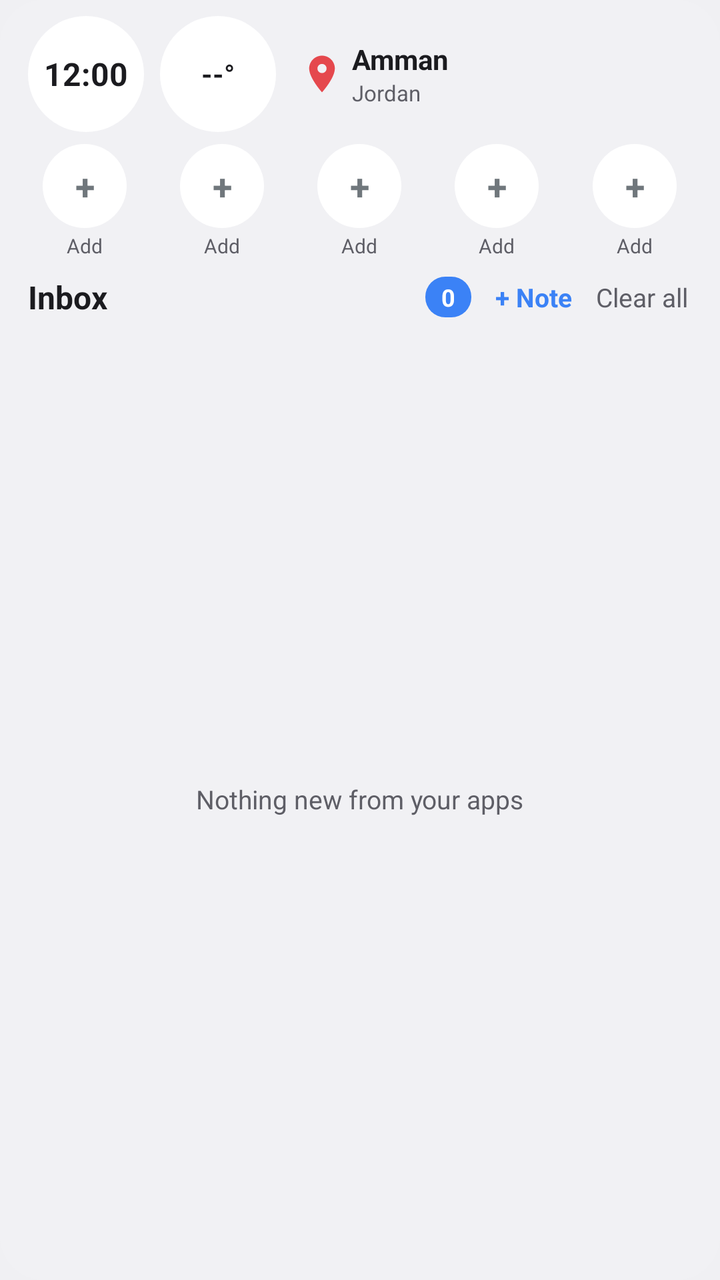
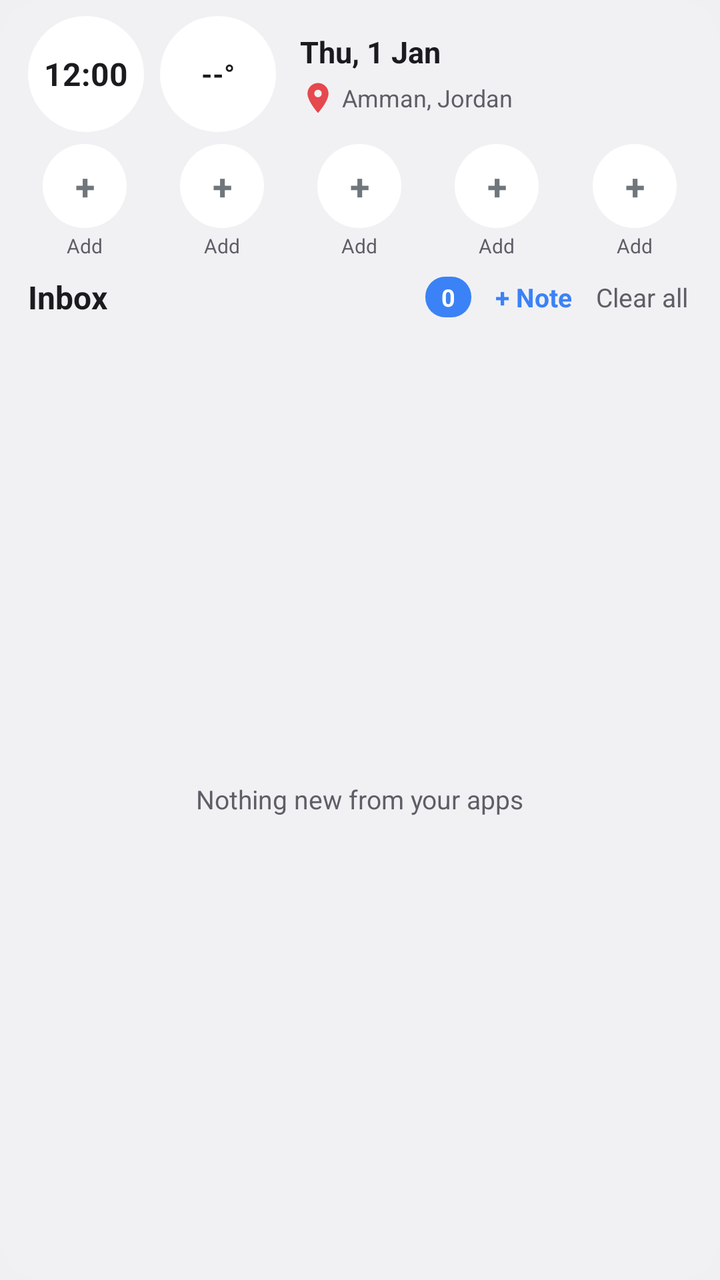

Before-and-after screenshots of an Android layout around one commit, followed by the original layout XML and the change that was made.
<!-- AndroidManifest.xml: application theme NtTheme -->
<!-- res/layout/widget_tiles.xml -->
<?xml version="1.0" encoding="utf-8"?>
<LinearLayout xmlns:android="http://schemas.android.com/apk/res/android"
    android:id="@+id/root"
    android:layout_width="match_parent"
    android:layout_height="match_parent"
    android:background="@drawable/nt_widget_bg"
    android:orientation="vertical"
    android:padding="8dp">


    <LinearLayout
        android:layout_width="match_parent"
        android:layout_height="wrap_content"
        android:gravity="center_vertical"
        android:orientation="horizontal"
        android:paddingStart="6dp"
        android:paddingEnd="6dp"
        android:paddingBottom="6dp">

        <TextClock
            android:id="@+id/wclock"
            android:layout_width="58dp"
            android:layout_height="58dp"
            android:background="@drawable/nt_circle_bg"
            android:format12Hour="h:mm"
            android:format24Hour="HH:mm"
            android:gravity="center"
            android:textColor="@color/nt_text"
            android:textSize="16sp"
            android:textStyle="bold" />

        <TextView
            android:id="@+id/wweather"
            android:layout_width="58dp"
            android:layout_height="58dp"
            android:layout_marginStart="8dp"
            android:background="@drawable/nt_circle_bg"
            android:gravity="center"
            android:text="--°"
            android:textColor="@color/nt_text"
            android:textSize="14sp"
            android:textStyle="bold" />

        <ImageView
            android:id="@+id/wpin"
            android:layout_width="22dp"
            android:layout_height="22dp"
            android:layout_marginStart="12dp"
            android:src="@drawable/ic_pin" />

        <LinearLayout
            android:layout_width="0dp"
            android:layout_height="wrap_content"
            android:layout_marginStart="4dp"
            android:layout_weight="1"
            android:orientation="vertical">

            <TextView
                android:layout_width="wrap_content"
                android:layout_height="wrap_content"
                android:text="Amman"
                android:textColor="@color/nt_text"
                android:textSize="14sp"
                android:textStyle="bold" />

            <TextView
                android:layout_width="wrap_content"
                android:layout_height="wrap_content"
                android:text="Jordan"
                android:textColor="@color/nt_sub"
                android:textSize="11sp" />
        </LinearLayout>
    </LinearLayout>

    <LinearLayout
        android:id="@+id/dialrow"
        android:layout_width="match_parent"
        android:layout_height="wrap_content"
        android:orientation="horizontal"
        android:paddingBottom="6dp">

        <LinearLayout
            android:id="@+id/dial0"
            android:layout_width="0dp"
            android:layout_height="wrap_content"
            android:layout_weight="1"
            android:gravity="center_horizontal"
            android:orientation="vertical">

            <TextView
                android:id="@+id/dc0"
                android:layout_width="42dp"
                android:layout_height="42dp"
                android:background="@drawable/nt_circle_bg"
                android:gravity="center"
                android:text="+"
                android:textSize="18sp"
                android:textStyle="bold" />

            <TextView
                android:id="@+id/dn0"
                android:layout_width="match_parent"
                android:layout_height="wrap_content"
                android:ellipsize="end"
                android:gravity="center"
                android:maxLines="1"
                android:paddingTop="2dp"
                android:text="Add"
                android:textColor="@color/nt_sub"
                android:textSize="10sp" />
        </LinearLayout>

        <LinearLayout
            android:id="@+id/dial1"
            android:layout_width="0dp"
            android:layout_height="wrap_content"
            android:layout_weight="1"
            android:gravity="center_horizontal"
            android:orientation="vertical">

            <TextView
                android:id="@+id/dc1"
                android:layout_width="42dp"
                android:layout_height="42dp"
                android:background="@drawable/nt_circle_bg"
                android:gravity="center"
                android:text="+"
                android:textSize="18sp"
                android:textStyle="bold" />

            <TextView
                android:id="@+id/dn1"
                android:layout_width="match_parent"
                android:layout_height="wrap_content"
                android:ellipsize="end"
                android:gravity="center"
                android:maxLines="1"
                android:paddingTop="2dp"
                android:text="Add"
                android:textColor="@color/nt_sub"
                android:textSize="10sp" />
        </LinearLayout>

        <LinearLayout
            android:id="@+id/dial2"
            android:layout_width="0dp"
            android:layout_height="wrap_content"
            android:layout_weight="1"
            android:gravity="center_horizontal"
            android:orientation="vertical">

            <TextView
                android:id="@+id/dc2"
                android:layout_width="42dp"
                android:layout_height="42dp"
                android:background="@drawable/nt_circle_bg"
                android:gravity="center"
                android:text="+"
                android:textSize="18sp"
                android:textStyle="bold" />

            <TextView
                android:id="@+id/dn2"
                android:layout_width="match_parent"
                android:layout_height="wrap_content"
                android:ellipsize="end"
                android:gravity="center"
                android:maxLines="1"
                android:paddingTop="2dp"
                android:text="Add"
                android:textColor="@color/nt_sub"
                android:textSize="10sp" />
        </LinearLayout>

        <LinearLayout
            android:id="@+id/dial3"
            android:layout_width="0dp"
            android:layout_height="wrap_content"
            android:layout_weight="1"
            android:gravity="center_horizontal"
            android:orientation="vertical">

            <TextView
                android:id="@+id/dc3"
                android:layout_width="42dp"
                android:layout_height="42dp"
                android:background="@drawable/nt_circle_bg"
                android:gravity="center"
                android:text="+"
                android:textSize="18sp"
                android:textStyle="bold" />

            <TextView
                android:id="@+id/dn3"
                android:layout_width="match_parent"
                android:layout_height="wrap_content"
                android:ellipsize="end"
                android:gravity="center"
                android:maxLines="1"
                android:paddingTop="2dp"
                android:text="Add"
                android:textColor="@color/nt_sub"
                android:textSize="10sp" />
        </LinearLayout>

        <LinearLayout
            android:id="@+id/dial4"
            android:layout_width="0dp"
            android:layout_height="wrap_content"
            android:layout_weight="1"
            android:gravity="center_horizontal"
            android:orientation="vertical">

            <TextView
                android:id="@+id/dc4"
                android:layout_width="42dp"
                android:layout_height="42dp"
                android:background="@drawable/nt_circle_bg"
                android:gravity="center"
                android:text="+"
                android:textSize="18sp"
                android:textStyle="bold" />

            <TextView
                android:id="@+id/dn4"
                android:layout_width="match_parent"
                android:layout_height="wrap_content"
                android:ellipsize="end"
                android:gravity="center"
                android:maxLines="1"
                android:paddingTop="2dp"
                android:text="Add"
                android:textColor="@color/nt_sub"
                android:textSize="10sp" />
        </LinearLayout>
    </LinearLayout>

    <LinearLayout
        android:id="@+id/header"
        android:layout_width="match_parent"
        android:layout_height="wrap_content"
        android:gravity="center_vertical"
        android:orientation="horizontal"
        android:paddingStart="6dp"
        android:paddingEnd="6dp"
        android:paddingBottom="6dp">

        <TextView
            android:id="@+id/hdr_title"
            android:layout_width="0dp"
            android:layout_height="wrap_content"
            android:layout_weight="1"
            android:text="Inbox"
            android:textColor="@color/nt_text"
            android:textSize="16sp"
            android:textStyle="bold" />

        <TextView
            android:id="@+id/count"
            android:layout_width="wrap_content"
            android:layout_height="wrap_content"
            android:background="@drawable/nt_badge_bg"
            android:paddingStart="8dp"
            android:paddingTop="2dp"
            android:paddingEnd="8dp"
            android:paddingBottom="2dp"
            android:text="0"
            android:textColor="#FFFFFF"
            android:textSize="12sp"
            android:textStyle="bold" />

        <TextView
            android:id="@+id/wnote"
            android:layout_width="wrap_content"
            android:layout_height="wrap_content"
            android:paddingStart="12dp"
            android:paddingTop="4dp"
            android:paddingEnd="6dp"
            android:paddingBottom="4dp"
            android:text="+ Note"
            android:textColor="@color/nt_badge"
            android:textSize="13sp"
            android:textStyle="bold" />

        <TextView
            android:id="@+id/wclear"
            android:layout_width="wrap_content"
            android:layout_height="wrap_content"
            android:paddingStart="6dp"
            android:paddingTop="4dp"
            android:paddingEnd="2dp"
            android:paddingBottom="4dp"
            android:text="Clear all"
            android:textColor="@color/nt_sub"
            android:textSize="13sp" />
    </LinearLayout>

    <FrameLayout
        android:layout_width="match_parent"
        android:layout_height="0dp"
        android:layout_weight="1">

        <GridView
            android:id="@+id/grid"
            android:layout_width="match_parent"
            android:layout_height="match_parent"
            android:horizontalSpacing="6dp"
            android:listSelector="@android:color/transparent"
            android:numColumns="2"
            android:scrollbars="none"
            android:stretchMode="columnWidth"
            android:verticalSpacing="6dp" />

        <TextView
            android:id="@+id/empty"
            android:layout_width="wrap_content"
            android:layout_height="wrap_content"
            android:layout_gravity="center"
            android:text="Nothing new from your apps"
            android:textColor="@color/nt_sub"
            android:textSize="13sp" />
    </FrameLayout>
</LinearLayout>
<!-- resources referenced by this layout -->
<resources>
  <color name="nt_badge">#3B82F6</color>
  <color name="nt_sub">#5E5E66</color>
  <color name="nt_text">#1B1B1F</color>
  <!-- drawable ic_pin (drawable) -->
  <?xml version="1.0" encoding="utf-8"?>
  <vector xmlns:android="http://schemas.android.com/apk/res/android"
      android:width="24dp"
      android:height="24dp"
      android:viewportWidth="24"
      android:viewportHeight="24">
      <path
          android:fillColor="#E5484D"
          android:pathData="M12,2C8.13,2 5,5.13 5,9c0,5.25 7,13 7,13s7,-7.75 7,-13c0,-3.87 -3.13,-7 -7,-7zM12,11.5c-1.38,0 -2.5,-1.12 -2.5,-2.5s1.12,-2.5 2.5,-2.5 2.5,1.12 2.5,2.5 -1.12,2.5 -2.5,2.5z" />
  </vector>
  <!-- drawable nt_badge_bg (drawable) -->
  <?xml version="1.0" encoding="utf-8"?>
  <shape xmlns:android="http://schemas.android.com/apk/res/android" android:shape="rectangle">
      <solid android:color="@color/nt_badge" />
      <corners android:radius="10dp" />
  </shape>
  <!-- drawable nt_circle_bg (drawable) -->
  <?xml version="1.0" encoding="utf-8"?>
  <shape xmlns:android="http://schemas.android.com/apk/res/android" android:shape="oval">
      <solid android:color="@color/nt_circle" />
  </shape>
  <!-- drawable nt_widget_bg (drawable) -->
  <?xml version="1.0" encoding="utf-8"?>
  <shape xmlns:android="http://schemas.android.com/apk/res/android" android:shape="rectangle">
      <solid android:color="@color/nt_bg" />
      <corners android:radius="22dp" />
  </shape>
  <style name="NtTheme" parent="android:Theme.DeviceDefault.DayNight" />
  <color name="nt_circle">#FFFFFFFF</color>
  <color name="nt_bg">#EEF2F2F5</color>
</resources>

<!-- the commit's change to res/layout/widget_tiles.xml (unified diff, before → after) -->
@@ -41,34 +41,47 @@
             android:textSize="14sp"
             android:textStyle="bold" />
 
-        <ImageView
-            android:id="@+id/wpin"
-            android:layout_width="22dp"
-            android:layout_height="22dp"
+        <LinearLayout
+            android:layout_width="0dp"
+            android:layout_height="wrap_content"
             android:layout_marginStart="12dp"
-            android:src="@drawable/ic_pin" />
-
-        <LinearLayout
-            android:layout_width="0dp"
-            android:layout_height="wrap_content"
-            android:layout_marginStart="4dp"
-            android:layout_weight="1"
-            android:orientation="vertical">
-
-            <TextView
+            android:layout_weight="1"
+            android:orientation="vertical">
+
+            <TextClock
+                android:id="@+id/wdate"
                 android:layout_width="wrap_content"
                 android:layout_height="wrap_content"
-                android:text="Amman"
+                android:format12Hour="EEE, d MMM"
+                android:format24Hour="EEE, d MMM"
+                android:maxLines="1"
                 android:textColor="@color/nt_text"
-                android:textSize="14sp"
-                android:textStyle="bold" />
-
-            <TextView
+                android:textSize="15sp"
+                android:textStyle="bold" />
+
+            <LinearLayout
+                android:id="@+id/wloc"
                 android:layout_width="wrap_content"
                 android:layout_height="wrap_content"
-                android:text="Jordan"
-                android:textColor="@color/nt_sub"
-                android:textSize="11sp" />
+                android:gravity="center_vertical"
+                android:orientation="horizontal"
+                android:paddingTop="4dp">
+
+                <ImageView
+                    android:id="@+id/wpin"
+                    android:layout_width="18dp"
+                    android:layout_height="18dp"
+                    android:src="@drawable/ic_pin" />
+
+                <TextView
+                    android:layout_width="wrap_content"
+                    android:layout_height="wrap_content"
+                    android:layout_marginStart="3dp"
+                    android:maxLines="1"
+                    android:text="Amman, Jordan"
+                    android:textColor="@color/nt_sub"
+                    android:textSize="12sp" />
+            </LinearLayout>
         </LinearLayout>
     </LinearLayout>
 
